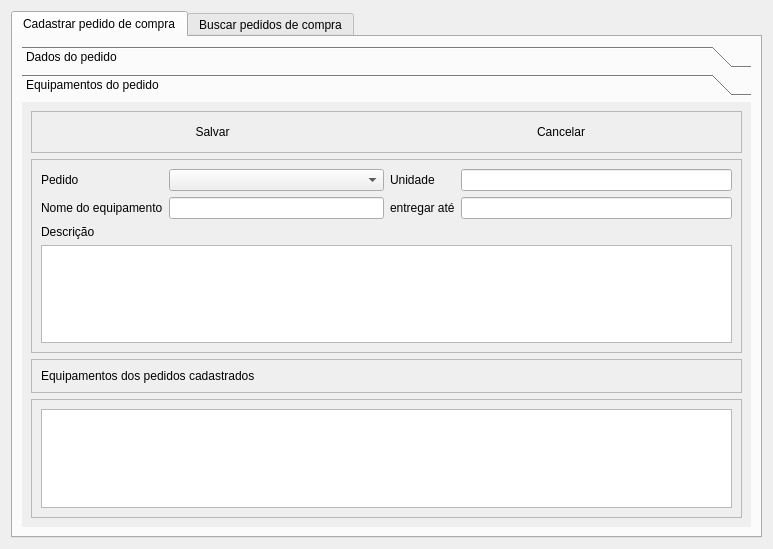
alissonbf/projeto-coopervap, file telas/pedidodecompra.ui: the form before one commit.
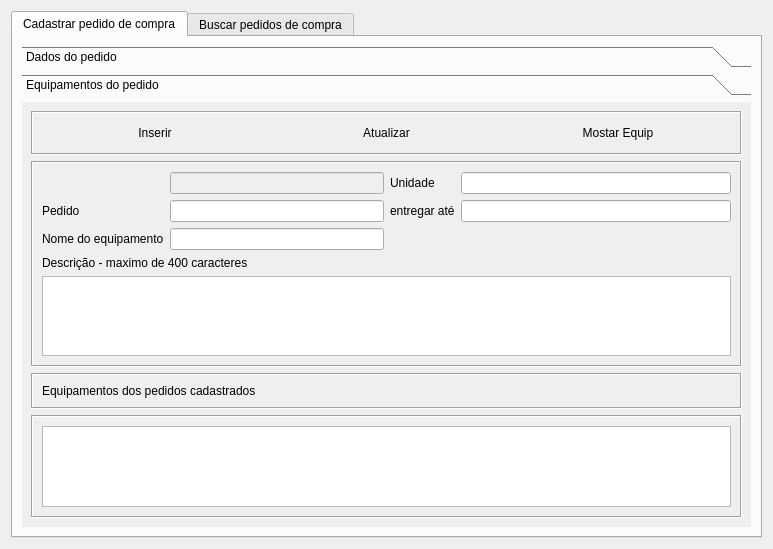
The form after the commit. The open tabs and pages were chosen to show the change. Icons and pictures are not drawn.

Commit message: Criação das duas ultimas funcionalidades, baixa no estoque e realizar pedido de compra.

```diff
--- a/telas/pedidodecompra.ui
+++ b/telas/pedidodecompra.ui
@@ -234,6 +234,14 @@
           </layout>
          </widget>
          <widget class="QWidget" name="page_3">
+          <property name="geometry">
+           <rect>
+            <x>0</x>
+            <y>0</y>
+            <width>716</width>
+            <height>442</height>
+           </rect>
+          </property>
           <attribute name="label">
            <string>Equipamentos do pedido</string>
           </attribute>
@@ -241,19 +249,33 @@
            <item>
             <widget class="QFrame" name="frame_5">
              <property name="frameShape">
-              <enum>QFrame::StyledPanel</enum>
+              <enum>QFrame::Box</enum>
              </property>
              <property name="frameShadow">
-              <enum>QFrame::Raised</enum>
+              <enum>QFrame::Sunken</enum>
              </property>
              <layout class="QHBoxLayout" name="horizontalLayout_5">
               <item>
-               <widget class="QPushButton" name="btSalvarEquipamento">
+               <widget class="QPushButton" name="btInserirEquipamento">
+                <property name="text">
+                 <string>Inserir</string>
+                </property>
+                <property name="icon">
+                 <iconset resource="img.qrc">
+                  <normaloff>:/newPrefix/images/add.png</normaloff>:/newPrefix/images/add.png</iconset>
+                </property>
+                <property name="flat">
+                 <bool>true</bool>
+                </property>
+               </widget>
+              </item>
+              <item>
+               <widget class="QPushButton" name="btAtualizarEquipamento">
                 <property name="enabled">
                  <bool>true</bool>
                 </property>
                 <property name="text">
-                 <string>Salvar</string>
+                 <string>Atualizar</string>
                 </property>
                 <property name="icon">
                  <iconset resource="img.qrc">
@@ -265,12 +287,9 @@
                </widget>
               </item>
               <item>
-               <widget class="QPushButton" name="btCancelarEquipamento">
-                <property name="enabled">
-                 <bool>true</bool>
-                </property>
+               <widget class="QPushButton" name="btMostrarEquip">
                 <property name="text">
-                 <string>Cancelar</string>
+                 <string>Mostar Equip</string>
                 </property>
                 <property name="icon">
                  <iconset resource="img.qrc">
@@ -287,36 +306,47 @@
            <item>
             <widget class="QFrame" name="frame_2">
              <property name="frameShape">
-              <enum>QFrame::StyledPanel</enum>
+              <enum>QFrame::Box</enum>
              </property>
              <property name="frameShadow">
-              <enum>QFrame::Raised</enum>
+              <enum>QFrame::Sunken</enum>
              </property>
              <layout class="QVBoxLayout" name="verticalLayout">
               <item>
                <layout class="QHBoxLayout" name="horizontalLayout_2">
                 <item>
                  <layout class="QFormLayout" name="formLayout_3">
-                  <item row="0" column="0">
+                  <item row="1" column="0">
                    <widget class="QLabel" name="label_5">
                     <property name="text">
                      <string>Pedido</string>
                     </property>
                    </widget>
                   </item>
-                  <item row="0" column="1">
-                   <widget class="QComboBox" name="comboPedido"/>
-                  </item>
-                  <item row="1" column="0">
+                  <item row="2" column="0">
                    <widget class="QLabel" name="label_6">
                     <property name="text">
                      <string>Nome do equipamento</string>
                     </property>
                    </widget>
                   </item>
-                  <item row="1" column="1">
+                  <item row="2" column="1">
                    <widget class="QLineEdit" name="EditNome"/>
                   </item>
+                  <item row="0" column="1">
+                   <widget class="QLineEdit" name="EditID">
+                    <property name="enabled">
+                     <bool>false</bool>
+                    </property>
+                   </widget>
+                  </item>
+                  <item row="1" column="1">
+                   <widget class="QLineEdit" name="EditPedidoEq">
+                    <property name="readOnly">
+                     <bool>true</bool>
+                    </property>
+                   </widget>
+                  </item>
                  </layout>
                 </item>
                 <item>
@@ -348,7 +378,7 @@
               <item>
                <widget class="QLabel" name="label_7">
                 <property name="text">
-                 <string>Descrição</string>
+                 <string>Descrição - maximo de 400 caracteres</string>
                 </property>
                </widget>
               </item>
@@ -365,10 +395,10 @@
            <item>
             <widget class="QFrame" name="frame_8">
              <property name="frameShape">
-              <enum>QFrame::StyledPanel</enum>
+              <enum>QFrame::Box</enum>
              </property>
              <property name="frameShadow">
-              <enum>QFrame::Raised</enum>
+              <enum>QFrame::Sunken</enum>
              </property>
              <layout class="QHBoxLayout" name="horizontalLayout_8">
               <item>
@@ -384,10 +414,10 @@
            <item>
             <widget class="QFrame" name="frame_7">
              <property name="frameShape">
-              <enum>QFrame::StyledPanel</enum>
+              <enum>QFrame::Box</enum>
              </property>
              <property name="frameShadow">
-              <enum>QFrame::Raised</enum>
+              <enum>QFrame::Sunken</enum>
              </property>
              <layout class="QHBoxLayout" name="horizontalLayout_7">
               <item>
```
Left out of the diff: 78 changed lines with no effect on the pictures. The commit also changes 39 other files.
